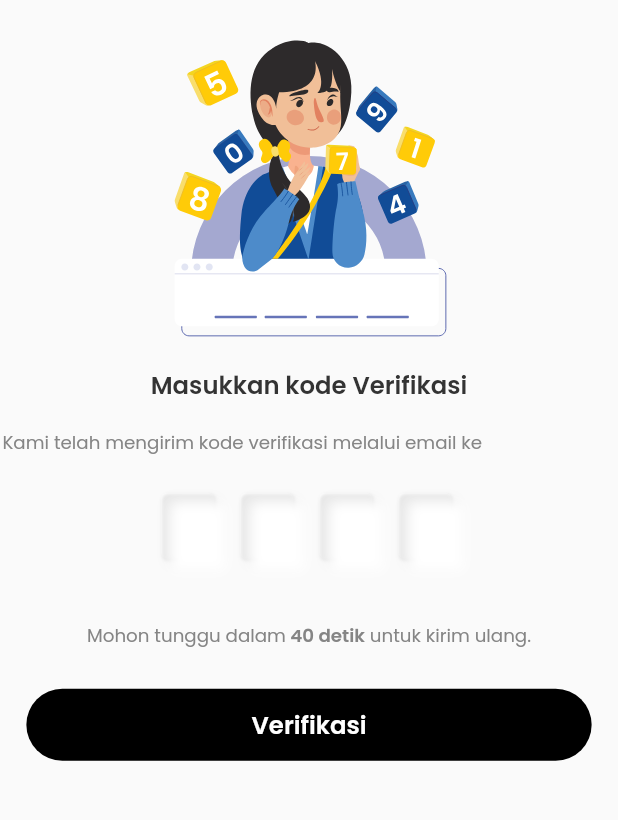
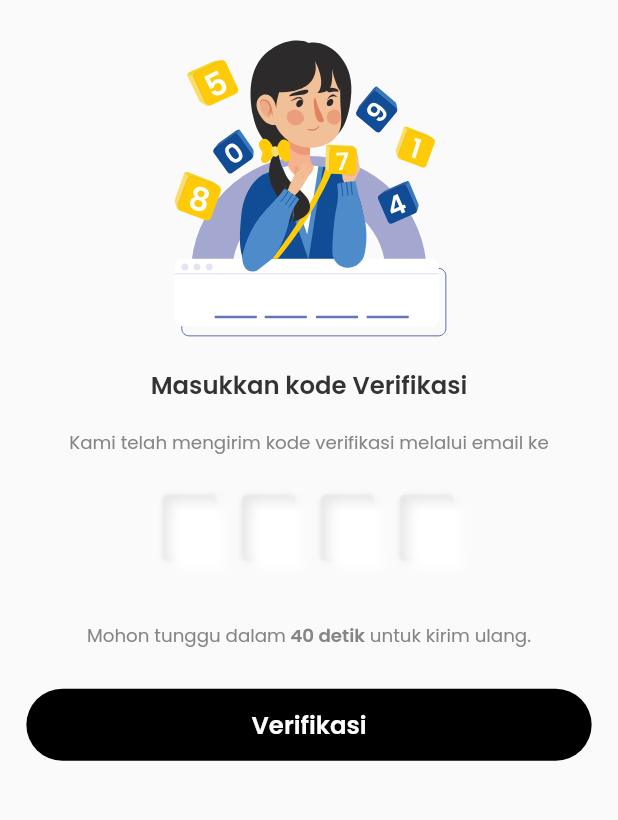
Before and after one commit to juragancode/sample, a Flutter app: the VerifikasiLupaPasswordView screen opened by its route, on a phone screen of 412 x 824 dp, the part 60-880 px from its top. Run offline on Flutter 3.47's test engine with Material 2 defaults, Android fonts, the phone set to English and light mode, and no system bars; drawn by our look-alikes of pin_code_fields; our stand-ins replace flutter_screenutil, flutter_svg, get, get_storage; missing offline and left inert: text_divider; accounts and stored records are empty.

Commit message:
fix center kami telah mengirimkan email ....

```diff
--- a/lib/app/modules/verifikasiLupaPassword/views/verifikasi_lupa_password_view.dart
+++ b/lib/app/modules/verifikasiLupaPassword/views/verifikasi_lupa_password_view.dart
@@ -66,10 +66,9 @@ class VerifikasiLupaPasswordView
               ),
             ),
             SizedBox(height: 16.w),
-            Row(
-              children: [
-                Flexible(
+            Center(
               child: Wrap(
+                alignment: WrapAlignment.center,
                 children: [
                   Text(
                     "Kami telah mengirim kode verifikasi melalui email ke ${emailFormattedC.formattedEmail.value}",
@@ -85,8 +84,6 @@ class VerifikasiLupaPasswordView
               ),
             ),
             SizedBox(width: 8.w),
-              ],
-            ),
             SizedBox(height: 24.w),
             Padding(
               padding: EdgeInsets.symmetric(horizontal: 99.5.w),
```
Lines whose indentation alone changed are shown as unchanged.
